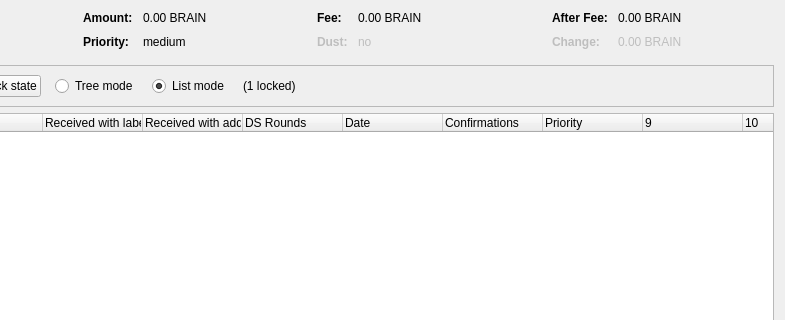
ticclassic/ic, file src/qt/forms/coincontroldialog.ui: the form before one commit; both pictures show x 169 to 954 and y 0 to 320 of the 954 by 500 pixel window.
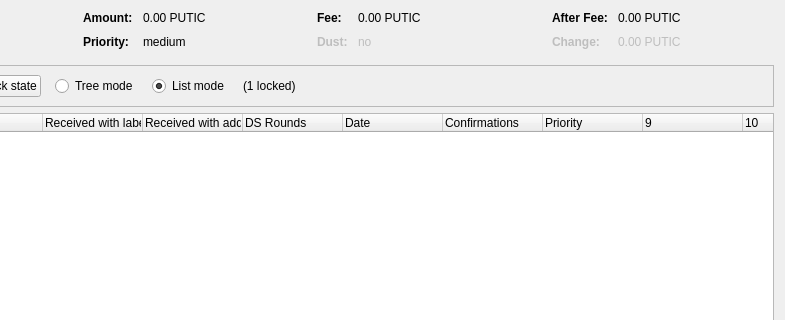
The form after the commit. Custom widgets are drawn as their Qt base class.

```diff
--- a/src/qt/forms/coincontroldialog.ui
+++ b/src/qt/forms/coincontroldialog.ui
@@ -132,7 +132,7 @@
           <enum>Qt::ActionsContextMenu</enum>
          </property>
          <property name="text">
-          <string notr="true">0.00 BRAIN</string>
+          <string notr="true">0.00 PUTIC</string>
          </property>
          <property name="textInteractionFlags">
           <set>Qt::LinksAccessibleByMouse|Qt::TextSelectableByKeyboard|Qt::TextSelectableByMouse</set>
@@ -206,7 +206,7 @@
           <enum>Qt::ActionsContextMenu</enum>
          </property>
          <property name="text">
-          <string notr="true">0.00 BRAIN</string>
+          <string notr="true">0.00 PUTIC</string>
          </property>
          <property name="textInteractionFlags">
           <set>Qt::LinksAccessibleByMouse|Qt::TextSelectableByKeyboard|Qt::TextSelectableByMouse</set>
@@ -286,7 +286,7 @@
           <enum>Qt::ActionsContextMenu</enum>
          </property>
          <property name="text">
-          <string notr="true">0.00 BRAIN</string>
+          <string notr="true">0.00 PUTIC</string>
          </property>
          <property name="textInteractionFlags">
           <set>Qt::LinksAccessibleByMouse|Qt::TextSelectableByKeyboard|Qt::TextSelectableByMouse</set>
@@ -321,7 +321,7 @@
           <enum>Qt::ActionsContextMenu</enum>
          </property>
          <property name="text">
-          <string notr="true">0.00 BRAIN</string>
+          <string notr="true">0.00 PUTIC</string>
          </property>
          <property name="textInteractionFlags">
           <set>Qt::LinksAccessibleByMouse|Qt::TextSelectableByKeyboard|Qt::TextSelectableByMouse</set>
```
